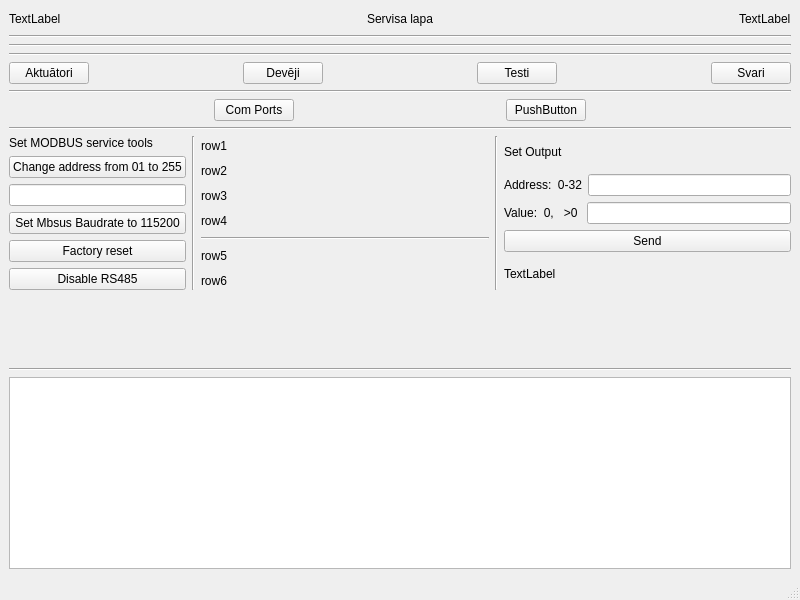
kasarkonic/Sauka1, file hwservice.ui: the form before one commit.
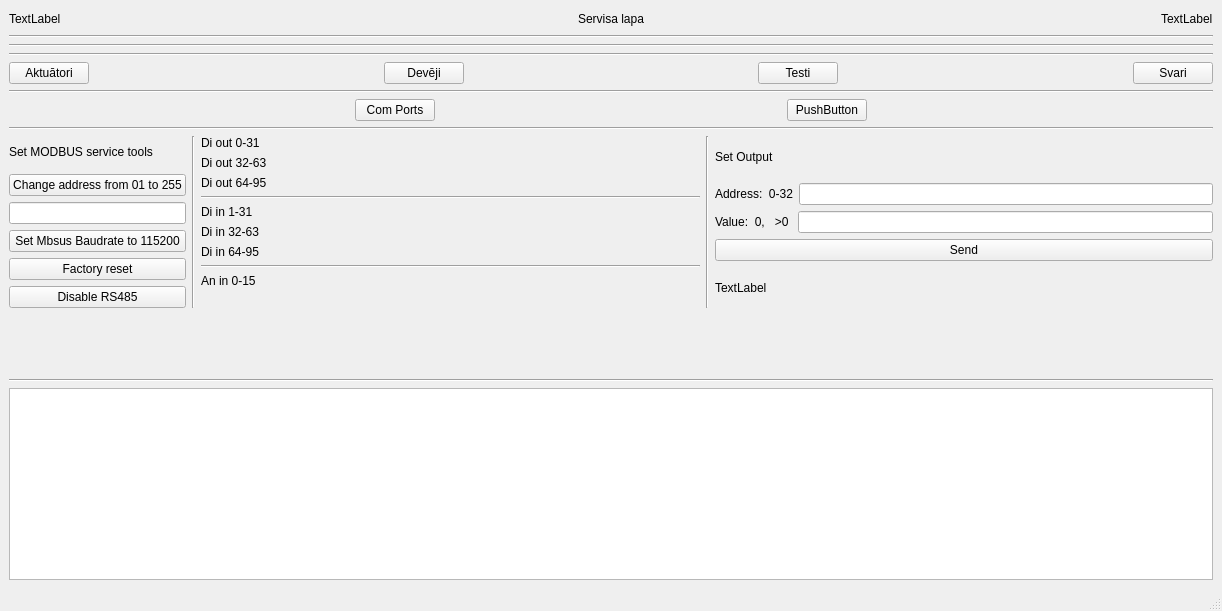
The form after the commit.

Diff of the .ui file:
```diff
--- a/hwservice.ui
+++ b/hwservice.ui
@@ -6,8 +6,8 @@
    <rect>
     <x>0</x>
     <y>0</y>
-    <width>800</width>
-    <height>600</height>
+    <width>1222</width>
+    <height>611</height>
    </rect>
   </property>
   <property name="windowTitle">
@@ -293,49 +293,70 @@
         <item>
          <widget class="QLabel" name="label_row1">
           <property name="text">
-           <string>row1</string>
+           <string>Di out 0-31</string>
           </property>
          </widget>
         </item>
         <item>
          <widget class="QLabel" name="label_row2">
           <property name="text">
-           <string>row2</string>
+           <string>Di out 32-63</string>
           </property>
          </widget>
         </item>
         <item>
          <widget class="QLabel" name="label_row3">
           <property name="text">
-           <string>row3</string>
+           <string>Di out 64-95</string>
+          </property>
+         </widget>
+        </item>
+        <item>
+         <widget class="Line" name="line_10">
+          <property name="orientation">
+           <enum>Qt::Horizontal</enum>
           </property>
          </widget>
         </item>
         <item>
          <widget class="QLabel" name="label_row4">
           <property name="text">
-           <string>row4</string>
-          </property>
-         </widget>
-        </item>
-        <item>
-         <widget class="Line" name="line_9">
-          <property name="orientation">
-           <enum>Qt::Horizontal</enum>
+           <string>Di in 1-31</string>
           </property>
          </widget>
         </item>
         <item>
          <widget class="QLabel" name="label_row5">
           <property name="text">
-           <string>row5</string>
+           <string>Di in 32-63</string>
           </property>
          </widget>
         </item>
         <item>
          <widget class="QLabel" name="label_row6">
           <property name="text">
-           <string>row6</string>
+           <string>Di in 64-95</string>
+          </property>
+         </widget>
+        </item>
+        <item>
+         <widget class="Line" name="line_9">
+          <property name="orientation">
+           <enum>Qt::Horizontal</enum>
+          </property>
+         </widget>
+        </item>
+        <item>
+         <widget class="QLabel" name="label_row7">
+          <property name="text">
+           <string>An in 0-15</string>
+          </property>
+         </widget>
+        </item>
+        <item>
+         <widget class="QLabel" name="label_row8">
+          <property name="text">
+           <string/>
           </property>
          </widget>
         </item>
```
Left out of the diff: 4 changed lines with no effect on the pictures.
